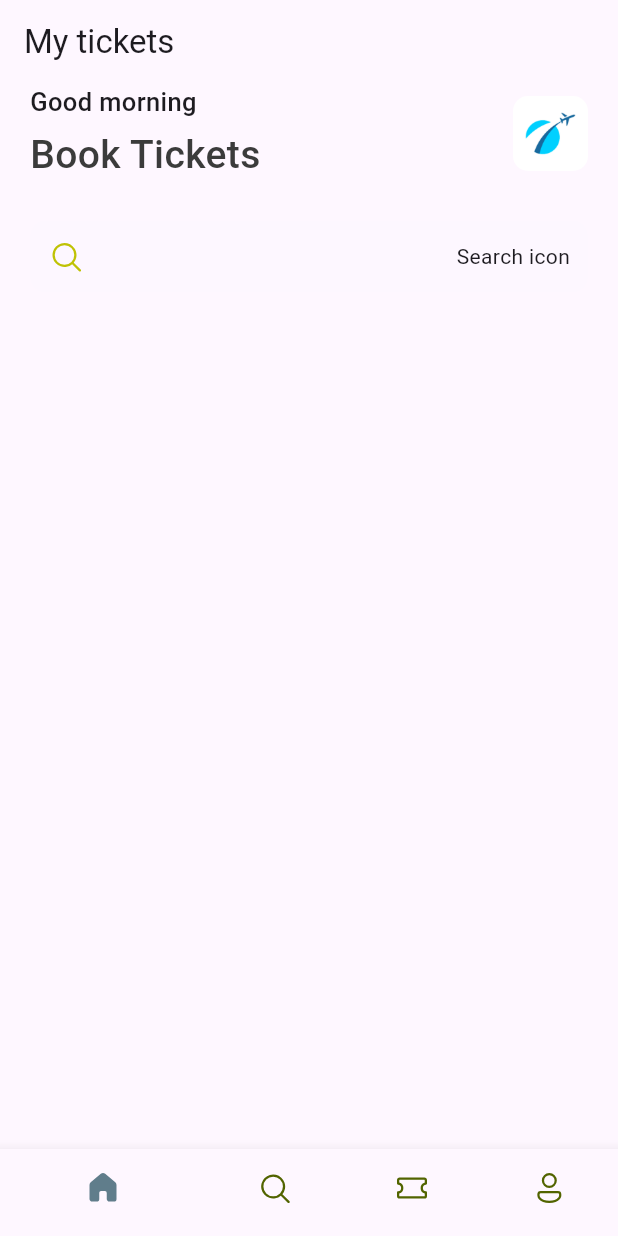
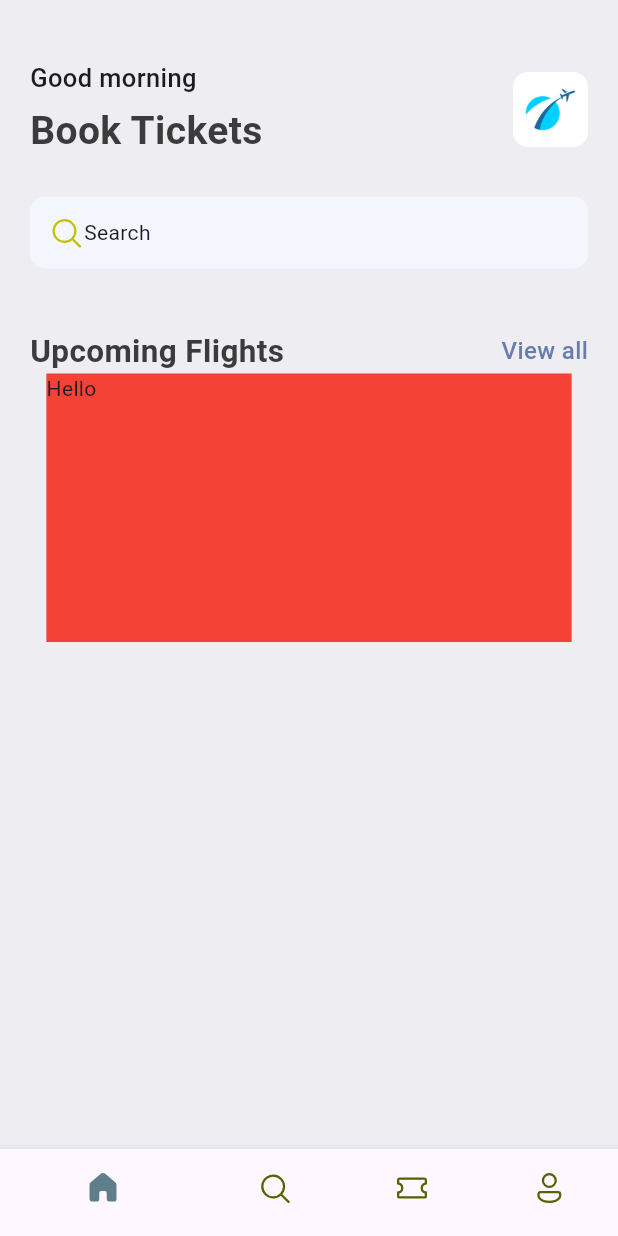
Before and after one commit to jorgeeyy/ticket-app, a Flutter app: the screen it shows after launch, on a phone screen of 412 x 824 dp. Run offline on Flutter 3.47's test engine with Material 3 defaults, Android fonts, the phone set to English and light mode, and no system bars; our stand-ins replace fluentui_icons.

Commit message:
ticket card

```diff
--- a/lib/base/bottom_nav_bar.dart
+++ b/lib/base/bottom_nav_bar.dart
@@ -30,7 +30,7 @@ class _BottomNavBarState extends State<BottomNavBar> {
   @override
   Widget build(BuildContext context) {
     return Scaffold(
-      appBar: AppBar(title: const Text("My tickets")),
+      // appBar: AppBar(title: const Text("My tickets")),
       body: appScreens[_selectedIndex],
       bottomNavigationBar: BottomNavigationBar(
         currentIndex: _selectedIndex,
--- a/lib/base/res/styles/app_styles.dart
+++ b/lib/base/res/styles/app_styles.dart
@@ -3,10 +3,22 @@ import 'package:flutter/material.dart';
 Color primary = const Color(0xFF687daf);
 class AppStyles{
   static Color primaryColor = primary;
+  static Color bgColor = const Color(0xFFeeedf2);
   static Color textColor = const Color(0xFF3b3b3b);
+
+  static TextStyle textStyle = TextStyle(
+    fontSize: 16,
+    fontWeight: FontWeight.w500,
+    color: textColor,
+  );
   static TextStyle headLineStyle1 = TextStyle(
     fontSize: 26,
-    fontWeight: FontWeight.w500,
+    fontWeight: FontWeight.bold,
+    color: textColor,
+  );
+  static TextStyle headLineStyle2 = TextStyle(
+    fontSize: 21,
+    fontWeight: FontWeight.bold,
     color: textColor,
   );
   static TextStyle headLineStyle3 = const TextStyle(
--- /dev/null
+++ b/lib/base/widgets/app_double_text.dart
@@ -0,0 +1,26 @@
+import 'package:flutter/cupertino.dart';
+import 'package:flutter/material.dart';
+
+import '../res/styles/app_styles.dart';
+
+class AppDoubleText extends StatelessWidget {
+  const AppDoubleText({super.key, required this.bigText, required this.smallText});
+  final String bigText;
+  final String smallText;
+
+  @override
+  Widget build(BuildContext context) {
+    return Row(
+      mainAxisAlignment: MainAxisAlignment.spaceBetween,
+      children: [
+        Text(bigText, style: AppStyles.headLineStyle2,),
+        InkWell(
+          onTap: (){
+
+          },
+          child: Text(smallText, style: AppStyles.textStyle.copyWith(color: AppStyles.primaryColor),),
+        )
+      ],
+    );
+  }
+}
--- /dev/null
+++ b/lib/base/widgets/ticket_view.dart
@@ -0,0 +1,19 @@
+import 'package:flutter/material.dart';
+
+class TicketView extends StatelessWidget {
+  const TicketView({super.key});
+
+  @override
+  Widget build(BuildContext context) {
+    final size = MediaQuery.of(context).size;
+
+    return SizedBox(
+      width: size.width*0.85,
+      height: 179,
+      child: Container(
+        color: Colors.red,
+        child: Text("Hello"),
+      ),
+    );
+  }
+}
--- a/lib/main.dart
+++ b/lib/main.dart
@@ -12,57 +12,8 @@ class MyApp extends StatelessWidget {
   @override
   Widget build(BuildContext context) {
     return MaterialApp(
-      title: 'Flutter Demo',
-      theme: ThemeData(
-        colorScheme: ColorScheme.fromSeed(seedColor: Colors.deepPurple),
-      ),
+      debugShowCheckedModeBanner: false,
       home: BottomNavBar(),
     );
   }
 }
-
-// class MyHomePage extends StatefulWidget {
-//   const MyHomePage({super.key, required this.title});
-//
-//   final String title;
-//
-//   @override
-//   State<MyHomePage> createState() => _MyHomePageState();
-// }
-//
-// class _MyHomePageState extends State<MyHomePage> {
-//   int _counter = 0;
-//
-//   void _incrementCounter() {
-//     setState(() {
-//       _counter++;
-//     });
-//   }
-//
-//   @override
-//   Widget build(BuildContext context) {
-//     return Scaffold(
-//       appBar: AppBar(
-//         backgroundColor: Theme.of(context).colorScheme.inversePrimary,
-//         title: Text(widget.title),
-//       ),
-//       body: Center(
-//         child: Column(
-//           mainAxisAlignment: MainAxisAlignment.center,
-//           children: <Widget>[
-//             const Text('You have pushed the button this many times:'),
-//             Text(
-//               '$_counter',
-//               style: Theme.of(context).textTheme.headlineMedium,
-//             ),
-//           ],
-//         ),
-//       ),
-//       floatingActionButton: FloatingActionButton(
-//         onPressed: _incrementCounter,
-//         tooltip: 'Increment',
-//         child: const Icon(Icons.add),
-//       ),
-//     );
-//   }
-// }
--- a/lib/screens/home_screen.dart
+++ b/lib/screens/home_screen.dart
@@ -1,6 +1,8 @@
 import 'package:fluentui_icons/fluentui_icons.dart';
 import 'package:flutter/material.dart';
 import 'package:ticket_app/base/res/styles/app_styles.dart';
+import 'package:ticket_app/base/widgets/app_double_text.dart';
+import 'package:ticket_app/base/widgets/ticket_view.dart';
 
 import '../base/res/media.dart';
 
@@ -10,8 +12,10 @@ class HomeScreen extends StatelessWidget {
   @override
   Widget build(BuildContext context) {
     return Scaffold(
+      backgroundColor: AppStyles.bgColor,
       body: ListView(
         children: [
+          SizedBox(height: 40,),
           Container(
             padding: const EdgeInsets.symmetric(horizontal: 20),
             child: Column(
@@ -51,20 +55,24 @@ class HomeScreen extends StatelessWidget {
                       padding: const EdgeInsets.symmetric(horizontal: 12, vertical: 12),
                       decoration: BoxDecoration(
                           borderRadius: BorderRadius.circular(10),
-                        color: const Color(0x0ff4f6fd),
+                        color: const Color(0xfff4f6fd),
                       ),
                       child: const Row(
-                        mainAxisAlignment: MainAxisAlignment.spaceBetween,
+                        // mainAxisAlignment: MainAxisAlignment.spaceBetween,
                         children: [
                           Icon(FluentSystemIcons.ic_fluent_search_regular, color: Color(0xFFBFC205),),
-                          Text("Search icon")],
+                          Text("Search")],
                       ),
                     ),
+                    SizedBox(height: 40,),
+                    AppDoubleText(bigText: 'Upcoming Flights', smallText: 'View all',),
+                    TicketView()
                   ],
                 ),
               ],
             ),
           ),
+
         ],
       ),
     );
```
